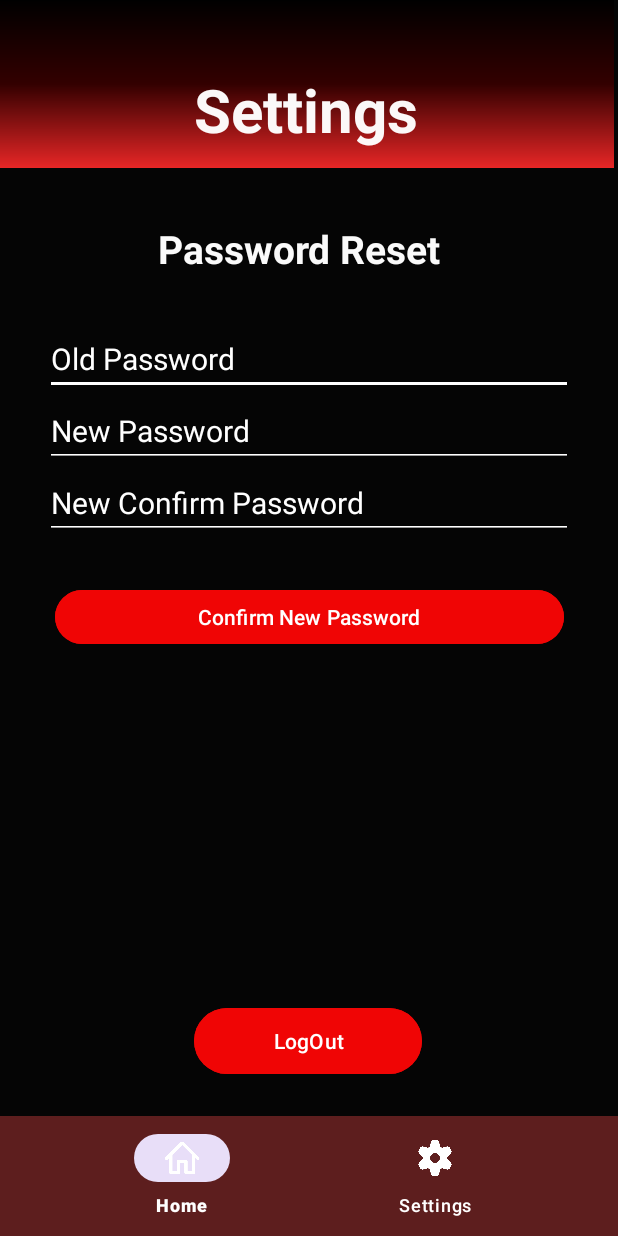
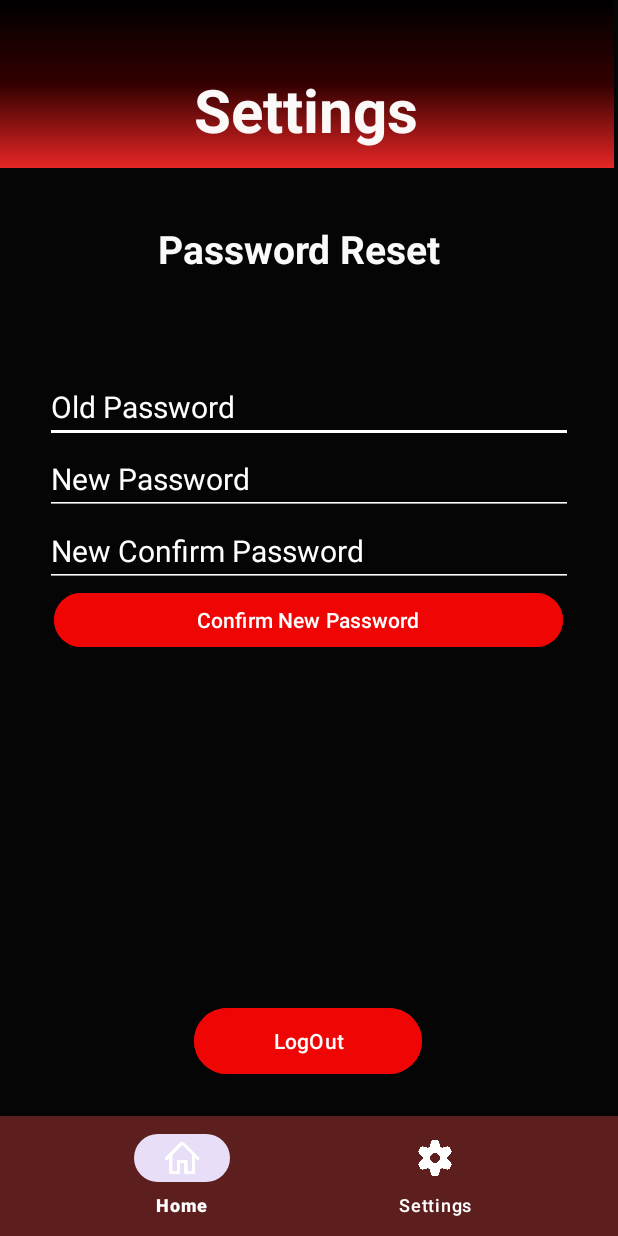
Before and after one commit to ST10398576/OPSC6311_POE_CashFlowX, an Android app: the Settings screen opened directly, with no data from a screen before it, on a phone screen of 412 x 824 dp. Run offline under Robolectric (Android 15) with nearby library versions, the phone set to English and light mode, and no system bars; our stand-ins replace Firebase (no records; nobody signed in at launch, a user with empty details on screens opened directly).

Commit message:
Updating Pages

```diff
--- a/app/src/main/java/com/example/opsc6311_poe_cashflowx/Expenses.kt
+++ b/app/src/main/java/com/example/opsc6311_poe_cashflowx/Expenses.kt
@@ -7,7 +7,6 @@ import androidx.recyclerview.widget.LinearLayoutManager
 import androidx.recyclerview.widget.RecyclerView
 import com.example.opsc6311_poe_cashflowx.model.EarningsItem
 import com.example.opsc6311_poe_cashflowx.model.ExpensesItem
-import com.google.firebase.auth.FirebaseAuth
 import com.google.firebase.database.*
 
 class Expenses : AppCompatActivity() {
@@ -30,7 +29,7 @@ class Expenses : AppCompatActivity() {
         expensesRecyclerView.adapter = expensesAdapter
 
         // Initialize Firebase reference
-        databaseRef = FirebaseDatabase.getInstance().getReference("earnings")
+        databaseRef = FirebaseDatabase.getInstance().getReference("expenses")
 
         // Fetch data
         fetchExpensesFromFirebase()
--- a/app/src/main/java/com/example/opsc6311_poe_cashflowx/Transactions_Page.kt
+++ b/app/src/main/java/com/example/opsc6311_poe_cashflowx/Transactions_Page.kt
@@ -2,14 +2,12 @@ package com.example.opsc6311_poe_cashflowx
 
 import android.app.Activity
 import android.content.Intent
-import android.graphics.Bitmap
 import android.net.Uri
 import android.os.Bundle
 import android.provider.MediaStore
 import android.widget.*
 import androidx.appcompat.app.AppCompatActivity
 import java.util.*
-import java.util.UUID.randomUUID
 
 class Transactions_Page : AppCompatActivity() {
 
--- a/app/src/main/res/layout/activity_settings.xml
+++ b/app/src/main/res/layout/activity_settings.xml
@@ -17,8 +17,8 @@
         android:backgroundTintMode="add"
         android:minHeight="?attr/actionBarSize"
         android:theme="?attr/actionBarTheme"
-        tools:layout_editor_absoluteX="4dp"
-        tools:layout_editor_absoluteY="0dp" />
+        app:layout_constraintTop_toTopOf="parent"
+        tools:layout_editor_absoluteX="4dp" />
 
     <TextView
         android:id="@+id/pageHeading"
@@ -54,9 +54,11 @@
         android:id="@+id/linearLayout2"
         android:layout_width="match_parent"
         android:layout_height="@+id/materialToolbar"
+        android:layout_marginTop="32dp"
         android:gravity="center_horizontal"
         android:orientation="vertical"
         android:padding="30dp"
+        app:layout_constraintBottom_toTopOf="@+id/ConfirmNewPassword"
         app:layout_constraintTop_toBottomOf="@+id/pageTitle"
         tools:layout_editor_absoluteX="0dp">
 
@@ -92,21 +94,15 @@
             android:textColorHint="#FFFFFF"
             android:textSize="20sp" />
 
+        <Button
+            android:id="@+id/ConfirmNewPassword"
+            android:layout_width="339dp"
+            android:layout_height="44dp"
+            android:backgroundTint="#F7F80505"
+            android:backgroundTintMode="add"
+            android:text="Confirm New Password" />
+
     </LinearLayout>
-
-    <Button
-        android:id="@+id/ConfirmNewPassword"
-        android:layout_width="339dp"
-        android:layout_height="44dp"
-        android:layout_marginBottom="152dp"
-        android:backgroundTint="#F7F80505"
-        android:backgroundTintMode="add"
-        android:text="Confirm New Password"
-        app:layout_constraintBottom_toBottomOf="parent"
-        app:layout_constraintEnd_toEndOf="parent"
-        app:layout_constraintStart_toStartOf="parent"
-        app:layout_constraintTop_toBottomOf="@+id/linearLayout2"
-        app:layout_constraintVertical_bias="0.0" />
 
     <Button
         android:id="@+id/LogOutBtn"
```
